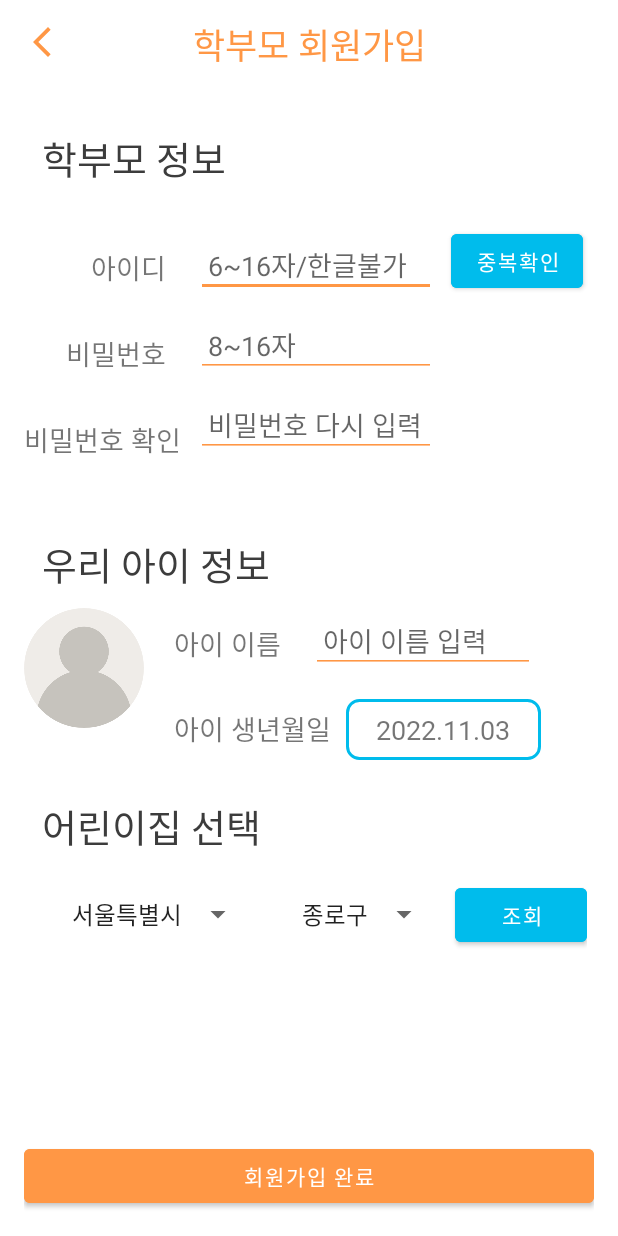
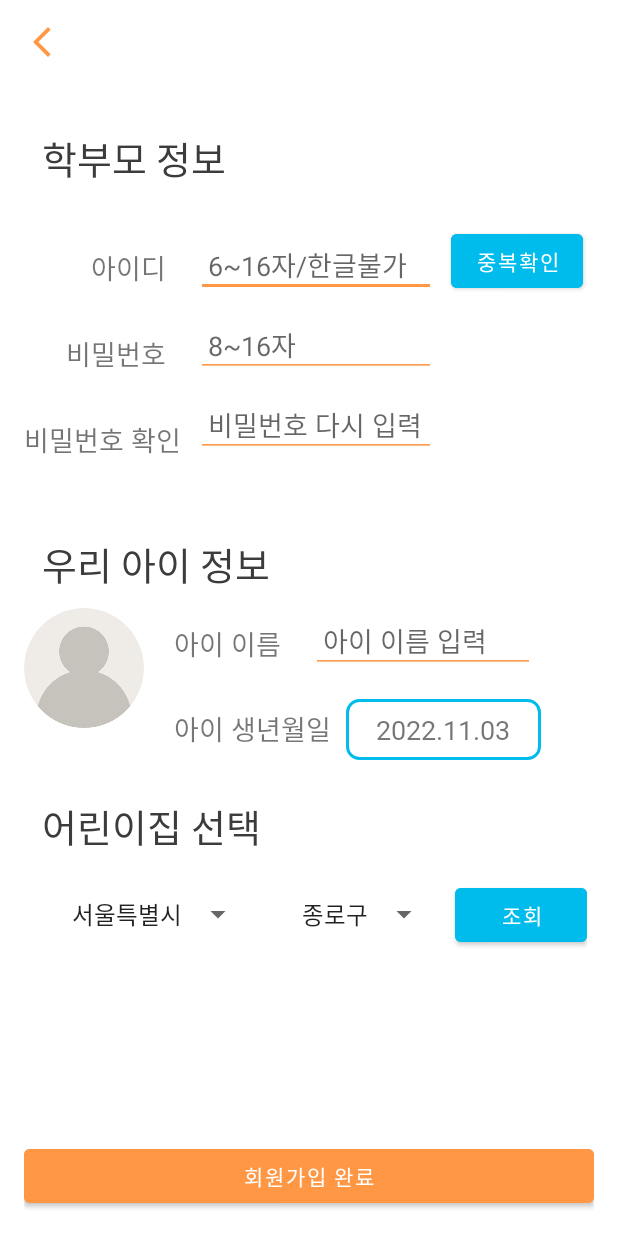
Before and after one commit to sdj3959/TP07NurseryApp, an Android app: the RegisterParentActivity screen opened directly, with no data from a screen before it, on a phone screen of 412 x 824 dp. Run offline under Robolectric (Android 15) with nearby library versions, the phone set to English and light mode, and no system bars; our stand-ins replace CircleImageView.

Commit message:
remove textview

```diff
--- a/app/src/main/res/layout/activity_register_parent.xml
+++ b/app/src/main/res/layout/activity_register_parent.xml
@@ -12,13 +12,13 @@
         android:layout_height="60dp"
         tools:ignore="MissingConstraints"
         android:background="@color/white">
-        <TextView
-            android:layout_width="wrap_content"
-            android:layout_height="wrap_content"
-            android:text="학부모 회원가입"
-            android:textColor="@color/brand"
-            android:textSize="23sp"
-            android:layout_gravity="center"/>
+<!--        <TextView-->
+<!--            android:layout_width="wrap_content"-->
+<!--            android:layout_height="wrap_content"-->
+<!--            android:text="학부모 회원가입"-->
+<!--            android:textColor="@color/brand"-->
+<!--            android:textSize="23sp"-->
+<!--            android:layout_gravity="center"/>-->
     </androidx.appcompat.widget.Toolbar>
 
     <RelativeLayout
```
Also changed, not shown: app/src/main/res/layout/activity_register_director.xml (+7 -7 lines), app/src/main/res/layout/activity_register_select.xml (+7 -7 lines), app/src/main/res/layout/activity_register_teacher.xml (+7 -7 lines).
